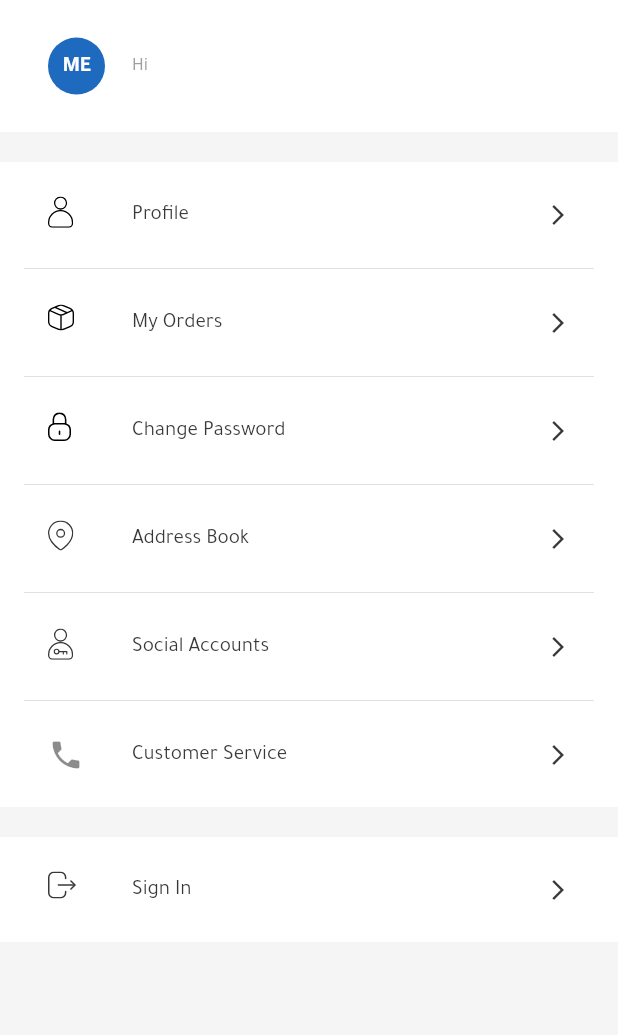
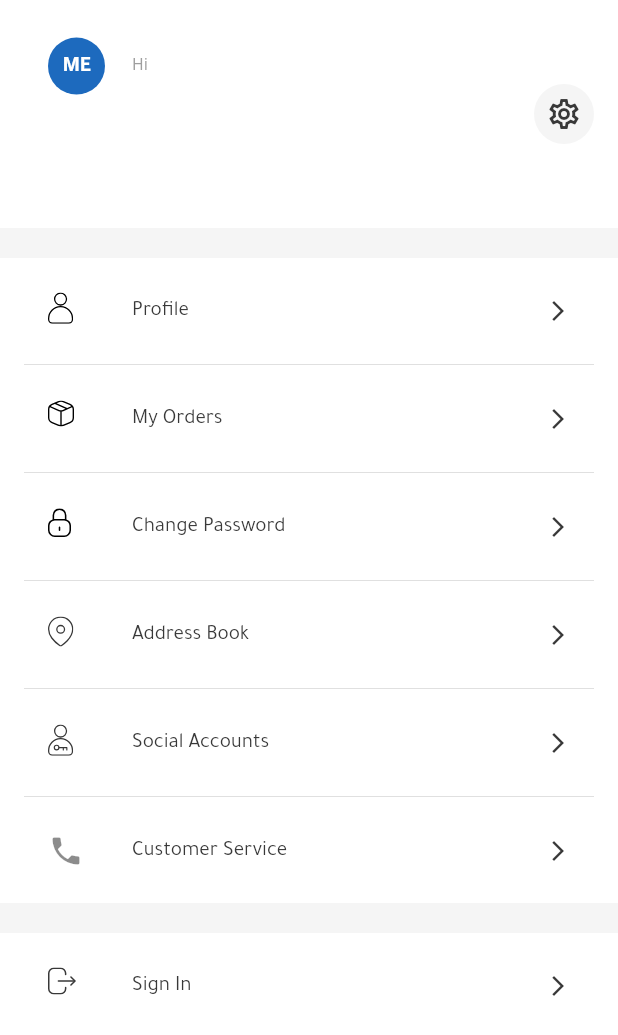
Before and after one commit to DarkNile/alshiaka, a Flutter app: the ProfileScreen screen opened directly, on a phone screen of 412 x 824 dp. Shown: the top 1035 px of the screen. Run offline on Flutter 3.47's test engine with Material 2 defaults, Android fonts, the phone set to English and light mode, and no system bars; our stand-ins replace cached_network_image, easy_localization, firebase_core, firebase_messaging, flutter_bloc, flutter_offline and 14 more; missing offline and left inert: amazon_payfort, flutter_app_version_checker, flutter_share, flutter_toastr, light_carousel, range_slider_flutter and 2 more; accounts and stored records are empty; network calls fail.

Commit message:
fixed some bugs

```diff
--- a/lib/main.dart
+++ b/lib/main.dart
@@ -51,7 +51,8 @@ Future<void> main() async {
       supportedLocales: const [Locale('en'), Locale('ar')],
       path: 'lang',
       fallbackLocale: const Locale('en'),
-        child: Phoenix(child: const MyApp())),
+      child: const MyApp(),
+    ),
   );
 }
 
--- a/lib/view/init_screens/splash_screen.dart
+++ b/lib/view/init_screens/splash_screen.dart
@@ -28,6 +28,7 @@ class _SplashScreenState extends State<SplashScreen> {
 
     Future.delayed(const Duration(milliseconds: 5500), () async {
       String jwt = await CashHelper.getSavedString("jwt", "");
+      print('jwt $jwt');
       String lang = await CashHelper.getSavedString("lang", "");
       if (lang == "") {
         if (AppUtil.rtlDirection(context)) {
--- a/lib/view/layout/bottom_nav_screen/tabs/bag/checkout/address/add_new_address.dart
+++ b/lib/view/layout/bottom_nav_screen/tabs/bag/checkout/address/add_new_address.dart
@@ -100,8 +100,9 @@ class _AddNewAddressState extends State<AddNewAddress> {
                 CustomAppBar(
                   title: "addresses".tr(),
                   onBack: () {
-                      AppUtil.mainNavigator(
-                          context, AddressesScreen(isquest: widget.isquest));
+                    // AppUtil.mainNavigator(
+                    //     context, AddressesScreen(isquest: widget.isquest));
+                    Navigator.of(context).pop();
                   },
                   // leading: InkWell(
                   //     onTap: () async {
@@ -117,7 +118,6 @@ class _AddNewAddressState extends State<AddNewAddress> {
                   //       "${AppUI.iconPath}location.svg",
                   //       color: AppUI.blackColor,
                   //     ))
-
                 ),
                 SizedBox(
                   height: AppUtil.responsiveHeight(context) * 0.86,
--- a/lib/view/layout/bottom_nav_screen/tabs/profile/profile_screen.dart
+++ b/lib/view/layout/bottom_nav_screen/tabs/profile/profile_screen.dart
@@ -90,22 +90,22 @@ class _ProfileScreenState extends State<ProfileScreen> {
                               )
                             ],
                           ),
-                          // Padding(
-                          //   padding: const EdgeInsets.symmetric(vertical: 40),
-                          //   child: InkWell(
-                          //     onTap: () {
-                          //       AppUtil.mainNavigator(context, SettingScreen());
-                          //     },
-                          //     child: CircleAvatar(
-                          //       backgroundColor: AppUI.backgroundColor,
-                          //       radius: 20,
-                          //       child: Icon(
-                          //         Icons.settings_outlined,
-                          //         color: AppUI.blackColor,
-                          //       ),
-                          //     ),
-                          //   ),
-                          // )
+                          Padding(
+                            padding: const EdgeInsets.symmetric(vertical: 40),
+                            child: InkWell(
+                              onTap: () {
+                                AppUtil.mainNavigator(context, SettingScreen());
+                              },
+                              child: CircleAvatar(
+                                backgroundColor: AppUI.backgroundColor,
+                                radius: 20,
+                                child: Icon(
+                                  Icons.settings_outlined,
+                                  color: AppUI.blackColor,
+                                ),
+                              ),
+                            ),
+                          ),
                         ],
                       ),
                     ),
@@ -187,6 +187,7 @@ class _ProfileScreenState extends State<ProfileScreen> {
                                   context,
                                   AddressesScreen(
                                     isquest: email == "",
+                                    isFromProfile: true,
                                   ));
                             },
                             leading: SvgPicture.asset(
```
Also changed, not shown: lib/view/layout/bottom_nav_screen/tabs/bag/checkout/address/addresses_screen.dart (+14 -3 lines), lib/view/layout/bottom_nav_screen/tabs/home/home_tab.dart (+6 -3 lines), 1 other file. Lines whose indentation alone changed are shown as unchanged.
